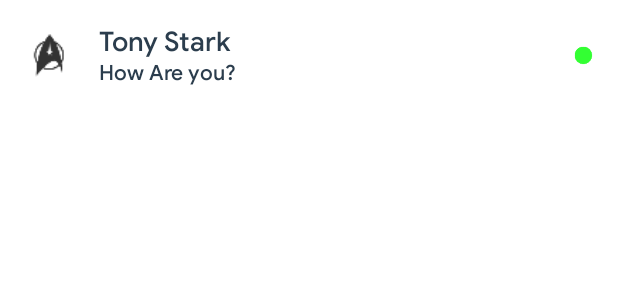
After one commit to cvbutani/StarSpace, an Android app: the layout view_recycler_home.xml on its own in the app's theme, with its tools: preview values and no code run, on a phone screen of 412 x 824 dp. The commit adds this screen. Shown: the top 300 px of the screen. Run offline under Robolectric (Android 15) with nearby library versions, the phone set to English and light mode, and no system bars.

Commit message:
home fragment

```diff
--- a/app/src/main/java/com/example/chiragpc/starspace/splash/SplashActivity.java
+++ b/app/src/main/java/com/example/chiragpc/starspace/splash/SplashActivity.java
@@ -41,9 +41,7 @@ public class SplashActivity extends AppCompatActivity implements SplashContract.
         register.setOnClickListener(new View.OnClickListener() {
             @Override
             public void onClick(View v) {
-                startActivity(new Intent(SplashActivity.this, RegisterActivity.class)
-                        .addFlags(Intent.FLAG_ACTIVITY_CLEAR_TASK | Intent.FLAG_ACTIVITY_NEW_TASK));
-                finish();
+                startActivity(new Intent(SplashActivity.this, RegisterActivity.class));
             }
         });
 
--- /dev/null
+++ b/app/src/main/res/layout/view_recycler_home.xml
@@ -0,0 +1,58 @@
+<?xml version="1.0" encoding="utf-8"?>
+<androidx.appcompat.widget.LinearLayoutCompat xmlns:android="http://schemas.android.com/apk/res/android"
+    xmlns:tools="http://schemas.android.com/tools"
+    android:layout_width="match_parent"
+    android:layout_height="wrap_content"
+    android:orientation="horizontal"
+    android:padding="16dp">
+
+    <androidx.appcompat.widget.AppCompatImageView
+        android:id="@+id/view_user_profile_pic"
+        android:layout_width="34dp"
+        android:layout_height="34dp"
+        android:layout_gravity="center"
+        android:src="@drawable/ic_star" />
+
+    <RelativeLayout
+        android:layout_width="match_parent"
+        android:layout_height="wrap_content"
+        android:layout_gravity="center"
+        android:layout_marginStart="16dp"
+        android:layout_marginLeft="16dp"
+        android:orientation="vertical">
+
+        <androidx.appcompat.widget.AppCompatTextView
+            android:id="@+id/view_user_name"
+            style="@style/Widget.MaterialComponents.TextInputLayout.FilledBox"
+            android:layout_width="wrap_content"
+            android:layout_height="wrap_content"
+            android:layout_alignParentStart="true"
+            android:layout_alignParentLeft="true"
+            android:fontFamily="@font/googlesans_medium"
+            android:textAppearance="?android:textAppearanceMedium"
+            android:textColor="#2B3D4D"
+            tools:text="Tony Stark" />
+
+        <androidx.appcompat.widget.AppCompatTextView
+            android:id="@+id/view_user_message"
+            style="@style/Widget.MaterialComponents.TextInputLayout.FilledBox"
+            android:layout_width="wrap_content"
+            android:layout_height="wrap_content"
+            android:layout_below="@id/view_user_name"
+            android:layout_alignParentStart="true"
+            android:layout_alignParentLeft="true"
+            android:fontFamily="@font/googlesans_medium"
+            android:textAppearance="?android:textAppearanceSmall"
+            android:textColor="#2B3D4D"
+            tools:text="How Are you?" />
+
+        <androidx.appcompat.widget.AppCompatImageView
+            android:id="@+id/view_user_availability"
+            android:layout_width="14dp"
+            android:layout_height="14dp"
+            android:layout_alignParentEnd="true"
+            android:layout_alignParentRight="true"
+            android:layout_centerVertical="true"
+            android:src="@drawable/ic_available" />
+    </RelativeLayout>
+</androidx.appcompat.widget.LinearLayoutCompat>
```
Also changed, not shown: app/src/main/java/com/example/chiragpc/starspace/ui/home/HomeActivity.java (+6 -2 lines), app/src/main/java/com/example/chiragpc/starspace/ui/home/HomeFragment.java (added, +85 -0 lines), app/src/main/res/layout/activity_home.xml (+0 -46 lines), app/src/main/res/layout/fragment_home.xml (added, +41 -0 lines).
